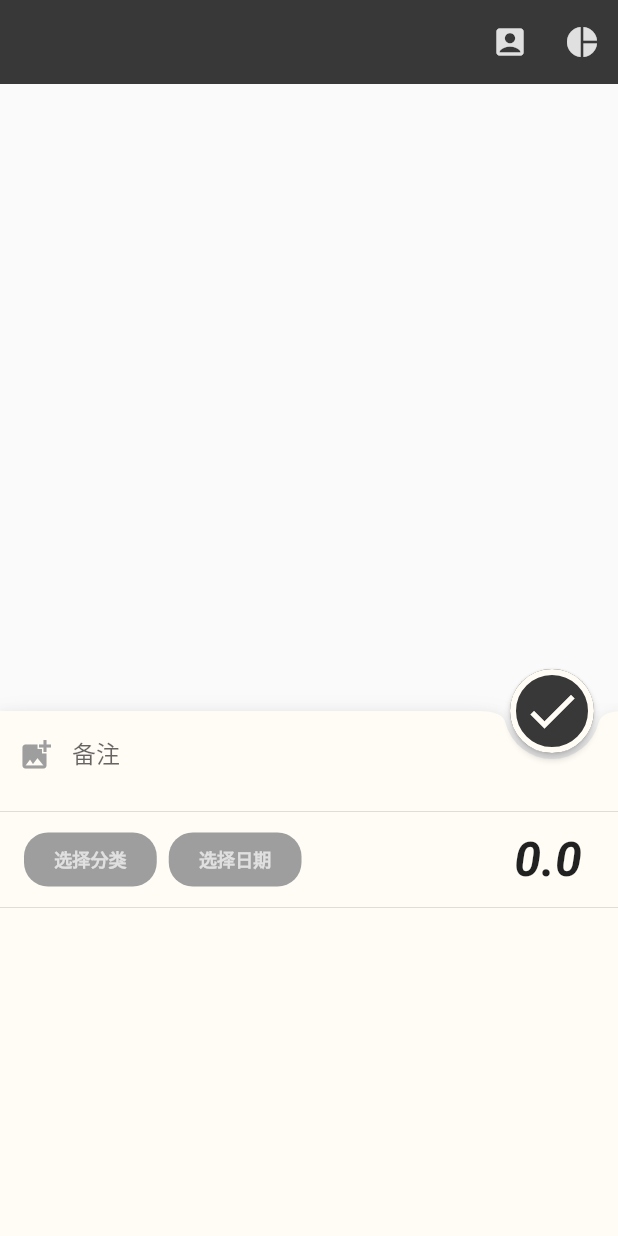
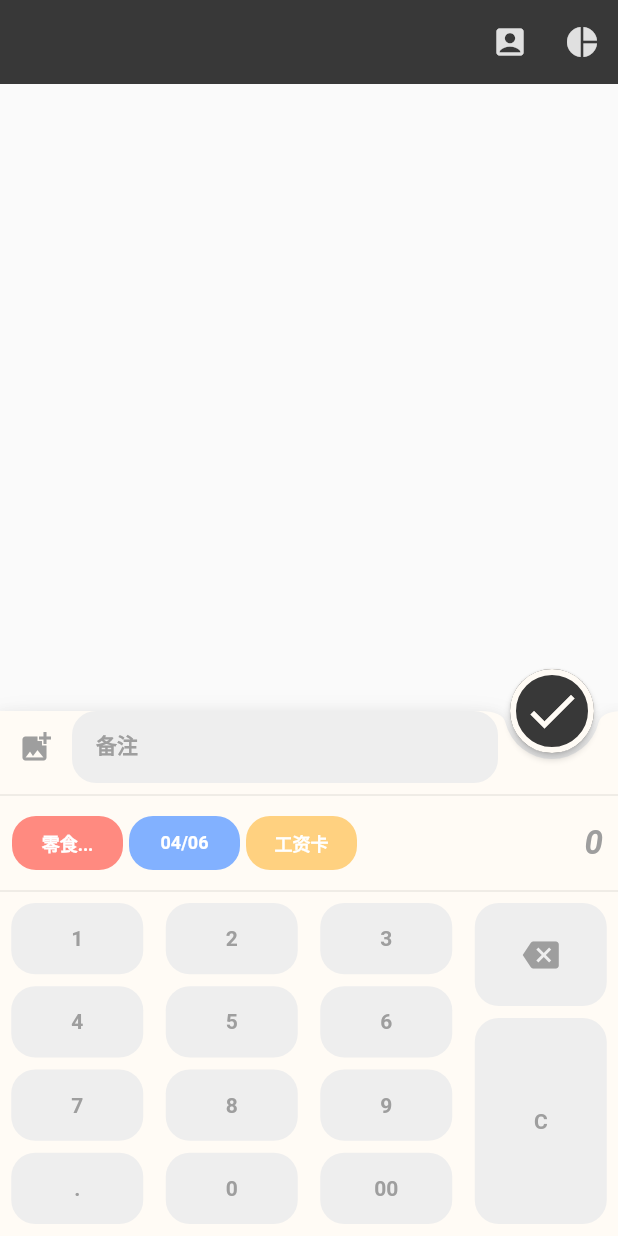
Before and after one commit to wangbo0316/ChargeAccount, a Flutter app: the screen it shows after launch, after a tap on the "add" icon, on a phone screen of 412 x 824 dp. Run offline on Flutter 3.47's test engine with Material 2 defaults, Android fonts, the phone set to English and light mode, and no system bars.

Commit message:
2nd commit

```diff
--- a/lib/Home/main.dart
+++ b/lib/Home/main.dart
@@ -8,24 +8,71 @@ class Home extends StatefulWidget {
 
 class _HomeState extends State<Home> {
   bool _isFormShow = false;
-  void _clickChart(){}
-  void _clickAccount(){}
+  void _clickChart(){
+    debugPrint("Chart is clicked");
+  }
+  void _clickAccount(){
+    debugPrint("Account is clicked");
+  }
   void _clickFloatingActionButton(){
     setState(() {
       _isFormShow = !_isFormShow;
     });
   }
-  String _number = "0.0";
+  String _account = "工资卡";
+  String _number = "0";
   String _remark = "";
-  String _type = "选择分类";
-  String _date = "选择日期";
+  String _type = "零食...";
+  String _date = "04/06";
   String _mode = "num";
-  void _selectDate(){}
-  void _selectType(){}
-  void _numOnTap(v){debugPrint(v);}
+  void _selectDate(){
+    debugPrint("Clicked Date Selector");
+  }
+  void _selectMode(v){
+    debugPrint("Clicked Mode Selector : $v");
+  }
+  void _numOnTap(v){
+    var num = _number;
+    if(v == "x"){
+      if(num.length<=1){
+        num = "0";
+      }else{
+        num = num.substring(0,num.length-1);
+      }
+    }
+    else if(v == "C"){
+      num = "0";
+    }
+    else if(v == "."){
+      if(num.indexOf(".")==-1){
+        num+=v;
+      }
+    }
+    else{
+      if(num == "0"){
+        num = v;
+      }else{
+        if(num.indexOf(".")!=-1&&num.length-num.indexOf(".")>=3){
+
+        }else{
+          num += v;
+        }
+
+      }
+
+    }
+    setState(() {
+      _number = num;
+    });
+  }
   void _remarkOnChange(v){setState(() {
     _remark = v;
-  });}
+  });
+  debugPrint(_remark);
+  }
+  void _selectRemarkImg(){
+    debugPrint("Clicked Remark Img Icon");
+  }
 
 
 
@@ -75,7 +122,7 @@ class _HomeState extends State<Home> {
           color: Theme.of(context).backgroundColor,
           child:Container(
             height: _isFormShow?350.0:50.0,
-            child: _isFormShow?FormBottom(_date,_number,_remark,_type,_mode,_selectDate,_selectType,_numOnTap,_remarkOnChange):NormalBottom(),
+            child: _isFormShow?FormBottom(_account,_date,_number,_remark,_type,_mode,_selectDate,_selectMode,_numOnTap,_remarkOnChange,_selectRemarkImg):NormalBottom(),
           )
 
       ),
@@ -97,7 +144,7 @@ class NormalBottom extends StatelessWidget {
               padding: EdgeInsets.symmetric(vertical: 5.0,horizontal: 16.0),
               height: 30.0,
               decoration: BoxDecoration(
-                color: Colors.grey[300],
+                color: Colors.grey[200],
                 borderRadius: BorderRadius.circular(16.0)
               ),
               child: Text(
@@ -123,20 +170,68 @@ class FormBottom extends StatelessWidget {
   final String date;
   final String mode;
   final VoidCallback selectDate;
-  final VoidCallback selectType;
+  final selectMode;
   final remarkOnChange;
   final numOnTap;
+  final selectRemarkImg;
+  final account;
   FormBottom(
+      this.account,
     this.date,
     this.number,
     this.remark,
     this.type,
     this.mode,
     this.selectDate,
-    this.selectType,
+    this.selectMode,
     this.numOnTap,
     this.remarkOnChange,
+    this.selectRemarkImg
   );
+
+  Widget generate_num_key_bord(BuildContext context){
+    var keys = [["1","4","7","."],["2","5","8","0"],["3","6","9","00"],["x","C"]];
+    List<Widget> widget_list = [];
+    for(var i = 0;i<keys.length;i++){
+      List<Widget> row_items = [];
+      for(var j = 0;j<keys[i].length;j++){
+        var row_item = Expanded(
+          flex: i==3&&j==1?2:1,
+          child: FlatButton(
+            child: i==3&&j==0?Icon(
+              Icons.backspace,
+              color: Colors.grey,
+            ):Text(
+              keys[i][j],
+              style: TextStyle(
+                color: Colors.grey,
+                fontWeight: FontWeight.bold
+              ),
+            ),
+            shape: RoundedRectangleBorder(
+              borderRadius: BorderRadius.circular(16.0)
+            ),
+            color: Colors.grey[200],
+            onPressed: (){
+              numOnTap(keys[i][j]);
+            },
+          ),
+        );
+        row_items.add(row_item);
+        row_items.add(SizedBox(height: 8.0,));
+      }
+      var col_item = Expanded(
+        child: Column(
+
+          children: row_items,
+        ),
+      );
+      widget_list.add(col_item);
+    }
+    return Row(
+      children: widget_list
+    );
+  }
   @override
   Widget build(BuildContext context) {
     return Container(
@@ -149,7 +244,7 @@ class FormBottom extends StatelessWidget {
             crossAxisAlignment: CrossAxisAlignment.center,
             children: <Widget>[
               IconButton(
-                onPressed: (){},
+                onPressed: selectRemarkImg,
                 icon: Icon(
                   Icons.add_photo_alternate,
                   color: Colors.grey,
@@ -157,9 +252,24 @@ class FormBottom extends StatelessWidget {
               ),
               Expanded(
                 child: TextField(
+                  onChanged: remarkOnChange,
                   decoration: InputDecoration(
                     labelText: "备注",
-                    border: InputBorder.none
+                    labelStyle: TextStyle(
+                      fontSize: 14.0,
+                      color: Colors.grey,
+                      fontWeight: FontWeight.bold
+                    ),
+                    filled: true,
+                    fillColor: Colors.grey[200],
+                    contentPadding: EdgeInsets.symmetric(
+                      vertical: 10.0,
+                      horizontal: 16.0
+                    ),
+                    border: OutlineInputBorder(
+                      borderRadius: BorderRadius.circular(16.0),
+                      borderSide: BorderSide.none
+                    )
                   ),
                 ),
               ),
@@ -170,71 +280,89 @@ class FormBottom extends StatelessWidget {
           // 数字显示、类型、日期
           Row(
             children: <Widget>[
-              SizedBox(width: 16.0,),
+              SizedBox(width: 8.0,),
               Expanded(
+                flex: 1,
                 child: FlatButton(
-                  onPressed: (){},
+                  onPressed: (){
+                    selectMode("type");
+                  },
                   child: Text(
                     type,
                     style: TextStyle(
-                      color: Colors.grey[300],
+                      color: Colors.white,
                       fontSize: 12.0,
                       fontWeight: FontWeight.bold
                     ),
                   ),
-                  color: Colors.grey,
+                  color: Colors.redAccent[100],
                   shape: RoundedRectangleBorder(
                     borderRadius: BorderRadius.circular(16.0)
                   )
                 )
               ),
-              SizedBox(width: 8.0,),
+              SizedBox(width: 4.0,),
               Expanded(
+                flex: 1,
                   child: FlatButton(
-                      onPressed: (){},
+                      onPressed: selectDate,
                       child: Text(
                         date,
                         style: TextStyle(
-                          color: Colors.grey[300],
+                          color: Colors.white,
                           fontSize: 12.0,
                           fontWeight: FontWeight.bold
                         ),
                       ),
-                      color: Colors.grey,
+                      color: Colors.blueAccent[100],
                       shape: RoundedRectangleBorder(
                           borderRadius: BorderRadius.circular(16.0)
                       )
                   )
               ),
-              SizedBox(width: 10.0,),
+              SizedBox(width: 4.0,),
+              Expanded(
+                  flex: 1,
+                  child: FlatButton(
+                      onPressed: (){
+                        selectMode("account");
+                      },
+                      child: Text(
+                        account,
+                        style: TextStyle(
+                            color: Colors.white,
+                            fontSize: 12.0,
+                            fontWeight: FontWeight.bold
+                        ),
+                      ),
+                      color: Colors.orangeAccent[100],
+                      shape: RoundedRectangleBorder(
+                          borderRadius: BorderRadius.circular(16.0)
+                      )
+                  )
+              ),
+              SizedBox(width: 16.0,),
               Expanded(
                 flex: 2,
-                child: Row(
-                  mainAxisAlignment: MainAxisAlignment.end,
-                  crossAxisAlignment: CrossAxisAlignment.end,
-                  children: <Widget>[
-                    Text(
-                      number,
-                      style: TextStyle(
-                        fontStyle: FontStyle.italic,
-                        fontWeight: FontWeight.bold,
-                        fontSize: 32.0,
-                      ),
-                    )
-                  ],
-                ),
+                child: Text(
+                  number.substring(number.length>12?number.length-12:0),
+                  overflow: TextOverflow.ellipsis,
+                  textAlign: TextAlign.end,
+                  style: TextStyle(
+                    fontStyle: FontStyle.italic,
+                    fontWeight: FontWeight.bold,
+                    color: Colors.grey,
+                    fontSize: 22.0,
+                  ),
+                )
               ),
-              SizedBox(width: 24.0,),
+              SizedBox(width: 10.0,),
             ],
           ),
           Divider(),
           // 数字键盘
           Expanded(
-            child: Row(
-              children: <Widget>[
-                Column()
-              ],
-            ),
+            child: generate_num_key_bord(context)
           )
         ],
       ),
```
Also changed, not shown: pubspec.lock.
